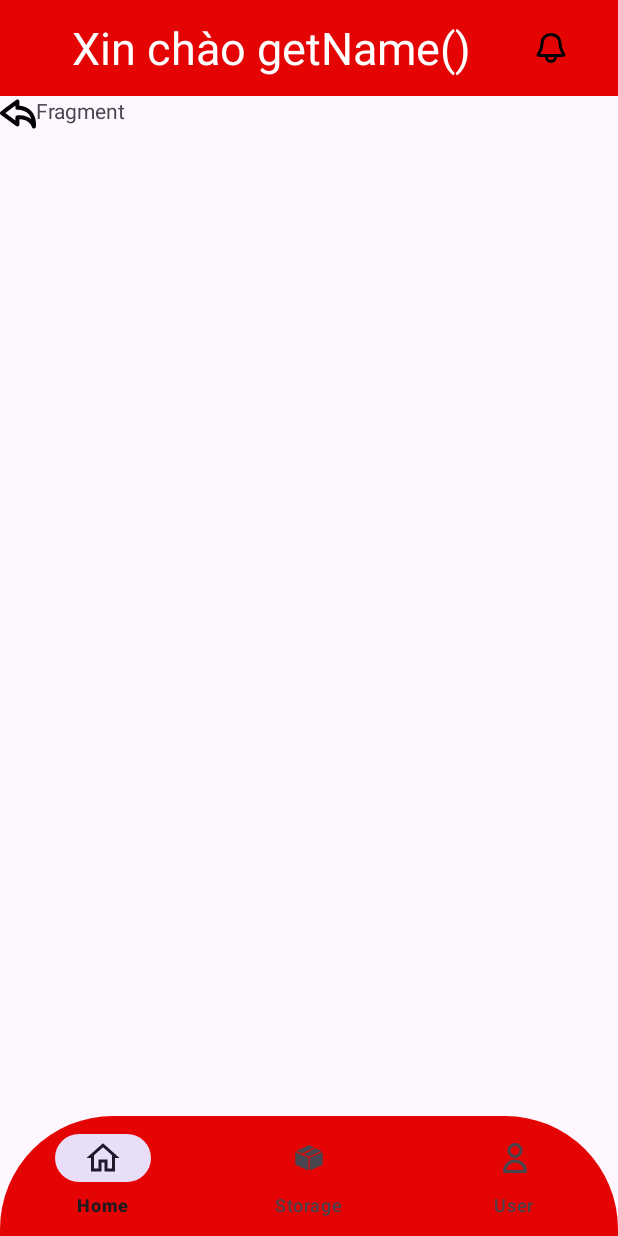
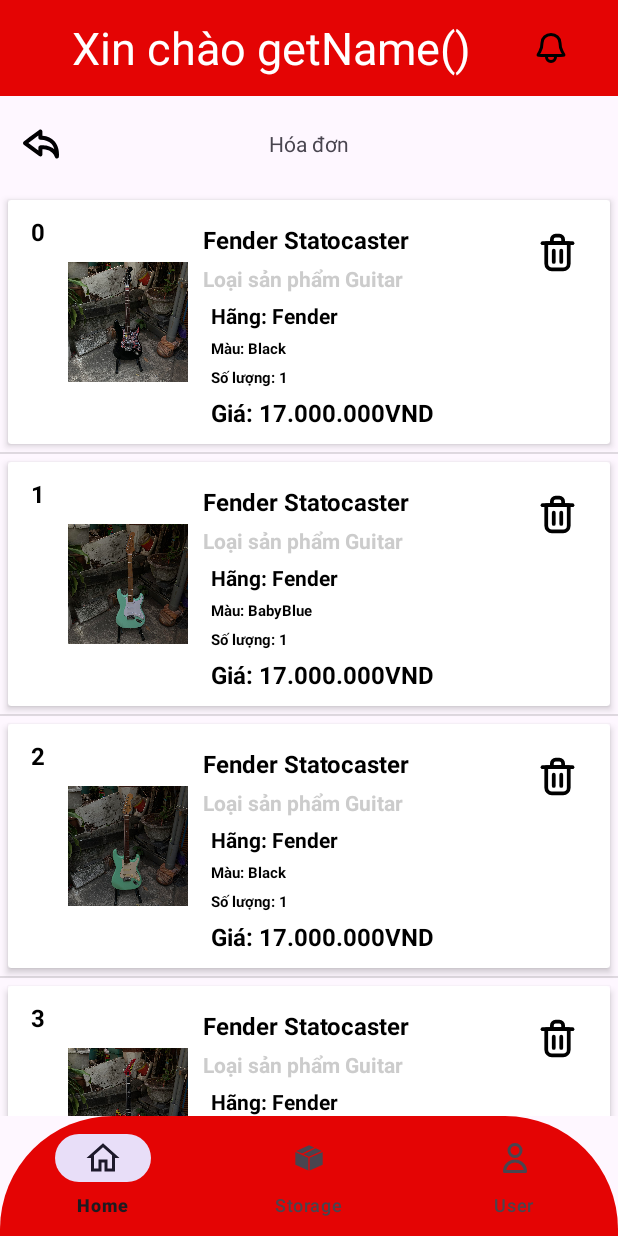
Before and after one commit to huylc12343/guitar_store_management, an Android app: the fragment BillFragment placed in its activity, on a phone screen of 412 x 824 dp. Run offline under Robolectric (Android 15) with nearby library versions, the light colour scheme and no system bars.

Commit message:
Update BillRecyclerView in HomeFragment

```diff
--- a/app/build.gradle.kts
+++ b/app/build.gradle.kts
@@ -34,6 +34,7 @@
 }
 
 dependencies {
+
     implementation("com.google.android.material:material:1.7.0")
     implementation("androidx.appcompat:appcompat:1.6.1")
     implementation("com.google.android.material:material:1.11.0")
--- /dev/null
+++ b/app/src/main/java/com/example/g2pedal/Adapter/BillAdapter.java
@@ -0,0 +1,71 @@
+package com.example.g2pedal.Adapter;
+
+import android.content.Context;
+import android.view.LayoutInflater;
+import android.view.View;
+import android.view.ViewGroup;
+import android.widget.ImageView;
+import android.widget.TextView;
+
+import androidx.annotation.NonNull;
+import androidx.recyclerview.widget.RecyclerView;
+
+
+import com.example.g2pedal.Model.BillModel;
+import com.example.g2pedal.R;
+
+import java.util.List;
+
+public class BillAdapter extends RecyclerView.Adapter<BillAdapter.viewHolder> {
+    private Context context;
+    private List<BillModel> billModels;
+
+    public BillAdapter(Context context, List<BillModel> billModels) {
+        this.context = context;
+        this.billModels = billModels;
+    }
+
+    @NonNull
+    @Override
+    public BillAdapter.viewHolder onCreateViewHolder(@NonNull ViewGroup parent, int viewType) {
+        View view = LayoutInflater.from(context).inflate(R.layout.item_bill,parent,false);
+        return new BillAdapter.viewHolder(view);
+    }
+
+    @Override
+    public void onBindViewHolder(@NonNull BillAdapter.viewHolder holder, int position) {
+        final BillModel billModel = billModels.get(position);
+        holder.billId.setText(""+billModel.getId());
+        holder.billTittle.setText(""+billModel.getTittle());
+        holder.billCategory.setText("Loại sản phẩm "+billModel.getCategory());
+        holder.billBrand.setText("Hãng: "+billModel.getBrand());
+        holder.billColor.setText("Màu: "+billModel.getColor());
+        holder.billQty.setText("Số lượng: "+billModel.getQuantity());
+        holder.billPrice.setText("Giá: "+billModel.getPrice());
+        holder.billIMG.setImageURI(billModel.getProductIMG());
+
+
+    }
+
+    @Override
+    public int getItemCount() {
+        return billModels.size();
+    }
+
+    public class viewHolder extends RecyclerView.ViewHolder {
+        private ImageView billIMG;
+        private TextView billId,billTittle,billCategory,billBrand,billColor,billQty,billPrice;
+        public viewHolder(@NonNull View itemView) {
+            super(itemView);
+            billIMG=itemView.findViewById(R.id.iv_billIMG);
+            billId = itemView.findViewById(R.id.txt_billId);
+            billTittle=itemView.findViewById(R.id.txt_billTittle);
+            billCategory=itemView.findViewById(R.id.txt_billCategory);
+            billBrand=itemView.findViewById(R.id.txt_billBrand);
+            billColor=itemView.findViewById(R.id.txt_billColor);
+            billQty=itemView.findViewById(R.id.txt_billQty);
+            billPrice=itemView.findViewById(R.id.txt_billPrice);
+
+        }
+    }
+}
--- a/app/src/main/java/com/example/g2pedal/BottomNavBar/HomeNav/HomeFunc/BillFragment.java
+++ b/app/src/main/java/com/example/g2pedal/BottomNavBar/HomeNav/HomeFunc/BillFragment.java
@@ -1,16 +1,26 @@
 package com.example.g2pedal.BottomNavBar.HomeNav.HomeFunc;
 
+import android.net.Uri;
 import android.os.Bundle;
 
 import androidx.fragment.app.Fragment;
 import androidx.fragment.app.FragmentManager;
+import androidx.recyclerview.widget.DefaultItemAnimator;
+import androidx.recyclerview.widget.DividerItemDecoration;
+import androidx.recyclerview.widget.GridLayoutManager;
+import androidx.recyclerview.widget.RecyclerView;
 
 import android.view.LayoutInflater;
 import android.view.View;
 import android.view.ViewGroup;
 import android.widget.ImageButton;
 
+import com.example.g2pedal.Adapter.BillAdapter;
+import com.example.g2pedal.Model.BillModel;
 import com.example.g2pedal.R;
+
+import java.util.ArrayList;
+import java.util.List;
 
 /**
  * A simple {@link Fragment} subclass.
@@ -27,6 +37,8 @@
     // TODO: Rename and change types of parameters
     private String mParam1;
     private String mParam2;
+    private RecyclerView rvMyBill;
+
 
     public BillFragment() {
         // Required empty public constructor
@@ -64,6 +76,27 @@
                              Bundle savedInstanceState) {
         View view = inflater.inflate(R.layout.fragment_bill, container, false);
 
+        rvMyBill = view.findViewById(R.id.rv_bill);
+        List<BillModel> billModelList = new ArrayList<>();
+        billModelList.add(new BillModel(0,getUri(R.drawable.guitar_1),"Guitar","Fender Statocaster","Fender","Black","1","17.000.000VND"));
+        billModelList.add(new BillModel(1,getUri(R.drawable.guitar_2),"Guitar","Fender Statocaster","Fender","BabyBlue","1","17.000.000VND"));
+        billModelList.add(new BillModel(2,getUri(R.drawable.guitar_3),"Guitar","Fender Statocaster","Fender","Black","1","17.000.000VND"));
+        billModelList.add(new BillModel(3,getUri(R.drawable.guitar_4),"Guitar","Fender Statocaster","Fender","Red","1","17.000.000VND"));
+        billModelList.add(new BillModel(4,getUri(R.drawable.guitar_5),"Guitar","Ibanez Statocaster","Fender","Black","1","17.000.000VND"));
+        billModelList.add(new BillModel(5,getUri(R.drawable.guitar_6),"Guitar","Fender Statocaster","Fender","Pink","1","17.000.000VND"));
+        billModelList.add(new BillModel(6,getUri(R.drawable.pedal_1),"Pedal","BOSS SD1","BOSS","Yellow","1","1.000.000VND"));
+        billModelList.add(new BillModel(7,getUri(R.drawable.pedal_2),"Pedal","Pedal Nobrand","NoBrand","Purple","1","700.000VND"));
+        billModelList.add(new BillModel(8,getUri(R.drawable.amp_1),"Amplifier","Fender Amplifier","Fender","Black","1","2.000.000VND"));
+        billModelList.add(new BillModel(9,getUri(R.drawable.other_1),"Other","SD Pickup Humbucker","Seymour Duncan","Silver","1","2.500.000VND"));
+        billModelList.add(new BillModel(10,getUri(R.drawable.other_2),"Other","2 side bridge","NoBrand","Silver","1","1.000.000VND"));
+
+        BillAdapter billAdapter = new BillAdapter(getContext(), billModelList);
+        rvMyBill.setHasFixedSize(true);
+        GridLayoutManager layoutManager = new GridLayoutManager(getContext(),1, RecyclerView.VERTICAL,false);
+        rvMyBill.addItemDecoration(new DividerItemDecoration(requireContext(),DividerItemDecoration.VERTICAL));
+        rvMyBill.setLayoutManager(layoutManager);
+        rvMyBill.setItemAnimator(new DefaultItemAnimator());
+        rvMyBill.setAdapter(billAdapter);
         ImageButton btnBack = view.findViewById(R.id.btnBillToHome);
         btnBack.setOnClickListener(new View.OnClickListener() {
             @Override
@@ -80,4 +113,7 @@
         FragmentManager fragmentManager = getParentFragmentManager();
         fragmentManager.popBackStack();
     }
+    public Uri getUri (int resId){
+        return Uri.parse("android.resource://"  + getContext().getPackageName().toString() + "/" + resId);
+    }
 }
--- /dev/null
+++ b/app/src/main/java/com/example/g2pedal/Model/BillModel.java
@@ -0,0 +1,89 @@
+package com.example.g2pedal.Model;
+
+import android.net.Uri;
+
+public class BillModel {
+    int id;
+    private Uri productIMG;
+    private String category;
+    private String tittle;
+    private String brand;
+    private String color;
+    private String quantity;
+    private String price;
+
+    public BillModel(int id, Uri productIMG, String category, String tittle, String brand, String color, String quantity, String price) {
+        this.id = id;
+        this.productIMG = productIMG;
+        this.category = category;
+        this.tittle = tittle;
+        this.brand = brand;
+        this.color = color;
+        this.quantity = quantity;
+        this.price = price;
+    }
+
+    public int getId() {
+        return id;
+    }
+
+    public void setId(int id) {
+        this.id = id;
+    }
+
+    public Uri getProductIMG() {
+        return productIMG;
+    }
+
+    public void setProductIMG(Uri productIMG) {
+        this.productIMG = productIMG;
+    }
+
+    public String getCategory() {
+        return category;
+    }
+
+    public void setCategory(String category) {
+        this.category = category;
+    }
+
+    public String getTittle() {
+        return tittle;
+    }
+
+    public void setTittle(String tittle) {
+        this.tittle = tittle;
+    }
+
+    public String getBrand() {
+        return brand;
+    }
+
+    public void setBrand(String brand) {
+        this.brand = brand;
+    }
+
+    public String getColor() {
+        return color;
+    }
+
+    public void setColor(String color) {
+        this.color = color;
+    }
+
+    public String getQuantity() {
+        return quantity;
+    }
+
+    public void setQuantity(String quantity) {
+        this.quantity = quantity;
+    }
+
+    public String getPrice() {
+        return price;
+    }
+
+    public void setPrice(String price) {
+        this.price = price;
+    }
+}
--- /dev/null
+++ b/app/src/main/res/drawable/delete_svgrepo_com.xml
@@ -0,0 +1,20 @@
+<vector android:height="24dp" android:viewportHeight="24"
+    android:viewportWidth="24" android:width="24dp" xmlns:android="http://schemas.android.com/apk/res/android">
+    <path android:fillColor="#00000000" android:pathData="M10,11V17"
+        android:strokeColor="#000000" android:strokeLineCap="round"
+        android:strokeLineJoin="round" android:strokeWidth="2"/>
+    <path android:fillColor="#00000000" android:pathData="M14,11V17"
+        android:strokeColor="#000000" android:strokeLineCap="round"
+        android:strokeLineJoin="round" android:strokeWidth="2"/>
+    <path android:fillColor="#00000000" android:pathData="M4,7H20"
+        android:strokeColor="#000000" android:strokeLineCap="round"
+        android:strokeLineJoin="round" android:strokeWidth="2"/>
+    <path android:fillColor="#00000000"
+        android:pathData="M6,7H12H18V18C18,19.657 16.657,21 15,21H9C7.343,21 6,19.657 6,18V7Z"
+        android:strokeColor="#000000" android:strokeLineCap="round"
+        android:strokeLineJoin="round" android:strokeWidth="2"/>
+    <path android:fillColor="#00000000"
+        android:pathData="M9,5C9,3.895 9.895,3 11,3H13C14.105,3 15,3.895 15,5V7H9V5Z"
+        android:strokeColor="#000000" android:strokeLineCap="round"
+        android:strokeLineJoin="round" android:strokeWidth="2"/>
+</vector>
--- a/app/src/main/res/layout/fragment_bill.xml
+++ b/app/src/main/res/layout/fragment_bill.xml
@@ -8,21 +8,39 @@
     <!-- TODO: Update blank fragment layout -->
     <LinearLayout
         android:layout_width="match_parent"
-        android:layout_height="match_parent"
-        android:orientation="horizontal">
-        <ImageButton
-            android:id="@+id/btnBillToHome"
-            android:layout_width="wrap_content"
+        android:layout_height="wrap_content"
+        android:orientation="vertical">
+        <LinearLayout
+            android:layout_width="match_parent"
             android:layout_height="wrap_content"
-            android:src="@drawable/go_back_arrow_svgrepo_com"
-            android:background="?android:attr/selectableItemBackground"
+            android:orientation="horizontal">
 
-            />
-        <TextView
+            <RelativeLayout
+                android:layout_width="match_parent"
+                android:layout_height="?actionBarSize">
+
+                <TextView
+                    android:layout_width="match_parent"
+                    android:layout_height="match_parent"
+                    android:text="Hóa đơn"
+                    android:gravity="center"/>
+
+                <ImageButton
+                    android:id="@+id/btnBillToHome"
+                    android:layout_width="wrap_content"
+                    android:layout_height="match_parent"
+                    android:src="@drawable/go_back_arrow_svgrepo_com"
+                    android:padding="15dp"
+                    android:layout_centerVertical="true"
+                    android:background="?android:attr/selectableItemBackground"
+                    />
+            </RelativeLayout>
+        </LinearLayout>
+        <androidx.recyclerview.widget.RecyclerView
             android:layout_width="match_parent"
             android:layout_height="match_parent"
-            android:text="Fragment" />
-
+            android:id="@+id/rv_bill"
+            />
     </LinearLayout>
 
 </FrameLayout>
--- /dev/null
+++ b/app/src/main/res/layout/item_bill.xml
@@ -0,0 +1,134 @@
+<?xml version="1.0" encoding="utf-8"?>
+<androidx.cardview.widget.CardView xmlns:android="http://schemas.android.com/apk/res/android"
+    xmlns:tools="http://schemas.android.com/tools"
+    android:layout_width="match_parent"
+    android:layout_height="wrap_content"
+    xmlns:app="http://schemas.android.com/apk/res-auto"
+    app:cardElevation="3dp"
+    android:layout_margin="5dp"
+    >
+    <androidx.constraintlayout.widget.ConstraintLayout
+        android:layout_width="match_parent"
+        android:layout_height="wrap_content"
+        android:padding="@dimen/size10dp"
+        >
+
+        <LinearLayout
+            android:id="@+id/linearLayout"
+            android:layout_width="match_parent"
+            android:layout_height="wrap_content"
+            android:orientation="horizontal"
+            app:layout_constraintBottom_toBottomOf="parent"
+            app:layout_constraintEnd_toEndOf="parent"
+            app:layout_constraintStart_toStartOf="parent"
+            app:layout_constraintTop_toTopOf="parent">
+
+            <com.google.android.material.textview.MaterialTextView
+                android:id="@+id/txt_billId"
+                android:layout_width="wrap_content"
+                android:layout_height="wrap_content"
+                android:paddingHorizontal="5dp"
+                android:text="0"
+                android:textColor="@color/black"
+
+                android:textSize="16sp"
+                android:textStyle="bold" />
+
+            <ImageView
+                android:id="@+id/iv_billIMG"
+                android:layout_width="@dimen/size80dp"
+                android:layout_height="@dimen/size80dp"
+                android:layout_gravity="center_vertical"
+                android:layout_margin="@dimen/size10dp"
+                android:src="@drawable/guitar_1" />
+
+            <LinearLayout
+                android:layout_width="match_parent"
+                android:layout_height="wrap_content"
+                android:orientation="vertical">
+
+                <LinearLayout
+                    android:layout_width="match_parent"
+                    android:layout_height="wrap_content"
+                    android:orientation="horizontal">
+
+                    <com.google.android.material.textview.MaterialTextView
+                        android:id="@+id/txt_billTittle"
+                        android:layout_width="wrap_content"
+                        android:layout_height="wrap_content"
+                        android:layout_marginTop="5dp"
+                        android:text="Guitar Nobrand"
+                        android:textColor="@color/black"
+                        android:textSize="16sp"
+                        android:textStyle="bold" />
+                </LinearLayout>
+
+                <com.google.android.material.textview.MaterialTextView
+                    android:id="@+id/txt_billCategory"
+                    android:layout_width="wrap_content"
+                    android:layout_height="wrap_content"
+                    android:layout_marginTop="5dp"
+                    android:text="Guitar"
+                    android:textColor="@color/gray"
+                    android:textSize="14sp"
+                    android:textStyle="bold" />
+
+                <com.google.android.material.textview.MaterialTextView
+                    android:id="@+id/txt_billBrand"
+                    android:layout_width="wrap_content"
+                    android:layout_height="wrap_content"
+                    android:layout_marginTop="5dp"
+                    android:paddingHorizontal="5dp"
+                    android:text="Hãng: Fender"
+                    android:textColor="@color/black"
+                    android:textSize="14sp"
+                    android:textStyle="bold" />
+
+                <com.google.android.material.textview.MaterialTextView
+                    android:id="@+id/txt_billColor"
+                    android:layout_width="wrap_content"
+                    android:layout_height="wrap_content"
+                    android:layout_marginTop="5dp"
+                    android:paddingHorizontal="5dp"
+                    android:text="Màu: Black"
+                    android:textColor="@color/black"
+                    android:textSize="10sp"
+                    android:textStyle="bold" />
+
+                <com.google.android.material.textview.MaterialTextView
+                    android:id="@+id/txt_billQty"
+                    android:layout_width="wrap_content"
+                    android:layout_height="wrap_content"
+                    android:layout_marginTop="5dp"
+                    android:paddingHorizontal="5dp"
+                    android:text="Số lượng: 1"
+                    android:textColor="@color/black"
+                    android:textSize="10sp"
+                    android:textStyle="bold" />
+
+                <com.google.android.material.textview.MaterialTextView
+                    android:id="@+id/txt_billPrice"
+                    android:layout_width="wrap_content"
+                    android:layout_height="wrap_content"
+                    android:layout_marginTop="5dp"
+                    android:paddingHorizontal="5dp"
+                    android:text="Giá: 1.300.000 VND"
+                    android:textColor="@color/black"
+                    android:textSize="16sp"
+                    android:textStyle="bold" />
+
+            </LinearLayout>
+
+        </LinearLayout>
+
+        <ImageView
+            android:id="@+id/imageView"
+            android:layout_width="30dp"
+            android:layout_height="30dp"
+            android:layout_margin="@dimen/size10dp"
+            android:src="@drawable/delete_svgrepo_com"
+            app:layout_constraintEnd_toEndOf="parent"
+            app:layout_constraintTop_toTopOf="parent" />
+
+    </androidx.constraintlayout.widget.ConstraintLayout>
+</androidx.cardview.widget.CardView>
```
Also changed, not shown: app/src/main/java/com/example/g2pedal/BottomNavBar/StorageNav/StorageFragment.java (+14 -0 lines), app/src/main/res/drawable/amp_1.jpg (added), app/src/main/res/drawable/guitar_1.jpg (added), app/src/main/res/drawable/guitar_2.jpg (added), app/src/main/res/drawable/guitar_3.jpg (added), app/src/main/res/drawable/guitar_4.jpg (added), app/src/main/res/drawable/guitar_5.jpg (added), app/src/main/res/drawable/guitar_6.jpg (added), app/src/main/res/drawable/other_1.jpg (added), app/src/main/res/drawable/other_2.jpg (added), app/src/main/res/drawable/pedal_1.jpg (added), app/src/main/res/drawable/pedal_2.jpg (added).
